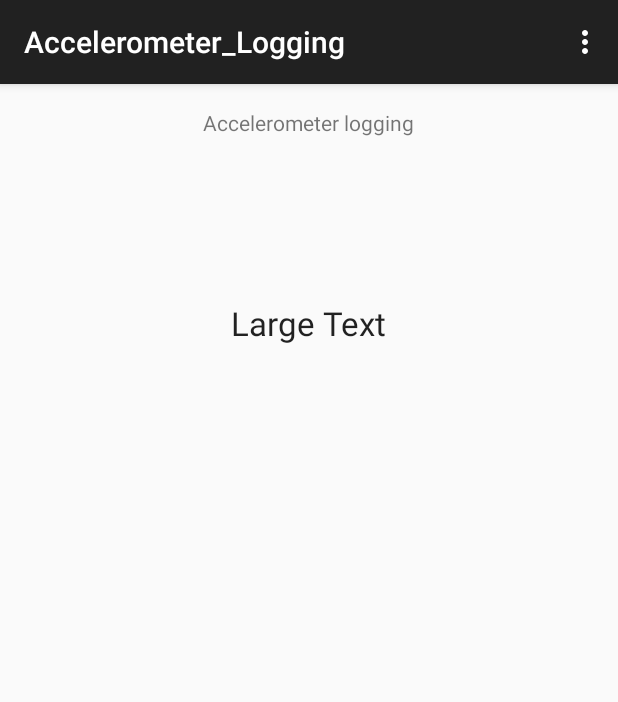
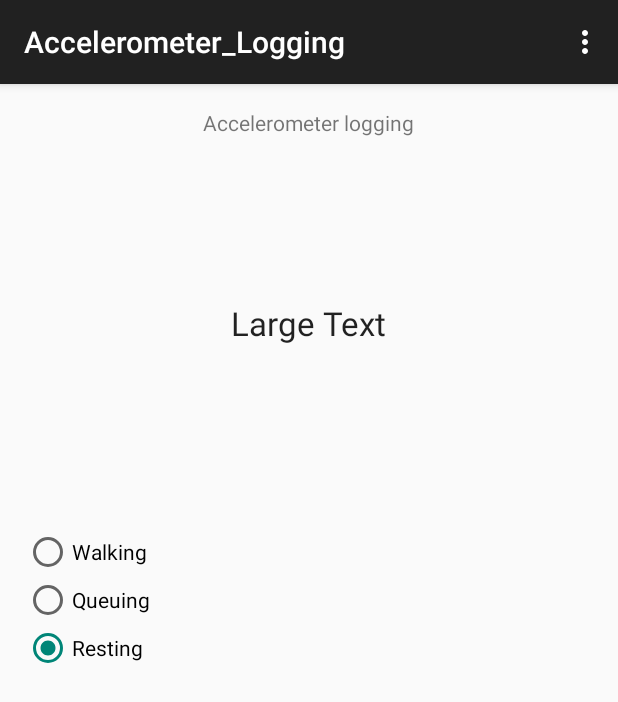
Before and after one commit to HesselM/IN4254-SmartPhoneSensing, an Android app: the screen it shows after launch (MainActivity), in the options menu, after a tap on "Settings", on a phone screen of 412 x 824 dp. Shown: the top 702 px of the screen. Run offline under Robolectric (Android 15) with nearby library versions, the phone set to English and light mode, and no system bars.

Commit message:
added logfile in root folder

```diff
--- a/Android_code/Accelerometer_Logging/Accelerometer_Logging/app/src/main/AndroidManifest.xml
+++ b/Android_code/Accelerometer_Logging/Accelerometer_Logging/app/src/main/AndroidManifest.xml
@@ -17,5 +17,5 @@
             </intent-filter>
         </activity>
     </application>
-
+    <uses-permission android:name="android.permission.WRITE_EXTERNAL_STORAGE" />
 </manifest>
--- a/Android_code/Accelerometer_Logging/Accelerometer_Logging/app/src/main/java/com/example/jeffrey/accelerometer_logging/MainActivity.java
+++ b/Android_code/Accelerometer_Logging/Accelerometer_Logging/app/src/main/java/com/example/jeffrey/accelerometer_logging/MainActivity.java
@@ -5,21 +5,46 @@ import android.hardware.Sensor;
 import android.hardware.SensorEvent;
 import android.hardware.SensorEventListener;
 import android.hardware.SensorManager;
+import android.os.Bundle;
 import android.support.v7.app.ActionBarActivity;
-import android.os.Bundle;
 import android.view.Menu;
 import android.view.MenuItem;
+import android.view.View;
+import android.widget.RadioButton;
+import android.widget.RadioGroup;
 import android.widget.TextView;
+
+import java.io.BufferedWriter;
+import java.io.File;
+import java.io.FileWriter;
+import java.io.IOException;
+import java.text.DateFormat;
+import java.util.Date;
 
 
 public class MainActivity extends ActionBarActivity implements SensorEventListener {
 
+    private RadioGroup statusButtonGroup;
+    private RadioButton StatusButton;
+
     private SensorManager mSensorManager;
     private Sensor mAccelerometer;
 
+    String currentDateTimeString;
+
+    /*Values used for the xyz directions of the accelerometer*/
     float xVal = 0;
     float yVal = 0;
     float zVal = 0;
+
+    /** variable used to indicated Walking, Rest or Queuing movement
+     * it's an integer so we can plot in the graph later.
+     * 1 = Rest
+     * 2 = Queing
+     * 3 = Walking
+     */
+    int sampleNumber = 0;
+    int statusVal = 1;
 
     TextView AccelerometerValTextView;
 
@@ -29,10 +54,23 @@ public class MainActivity extends ActionBarActivity implements SensorEventListen
         super.onCreate(savedInstanceState);
         setContentView(R.layout.activity_main);
 
+        statusButtonGroup = (RadioGroup) findViewById(R.id.statusButtonGroup);
+
+
+        /*View and buttons declarations*/
         AccelerometerValTextView = (TextView) findViewById(R.id.AccelerometerValTextView);
 
+
+        /*Create instances needed for measuring */
         mSensorManager = (SensorManager) getSystemService(Context.SENSOR_SERVICE);
         mAccelerometer = mSensorManager.getDefaultSensor(Sensor.TYPE_ACCELEROMETER);
+
+        /*write lines to idintify log file*/
+        currentDateTimeString = DateFormat.getDateTimeInstance().format(new Date());
+        String firstLogRow = "statvalue 1:rest, 2:Queuing, 3:walking.";
+        appendLog(firstLogRow);
+        String secondLogRow = "SampleNum " + "statValue" + "X " + "Y " + "Z ";
+        appendLog(secondLogRow);
     }
 
     @Override
@@ -74,7 +112,9 @@ public class MainActivity extends ActionBarActivity implements SensorEventListen
         xVal = event.values[0];
         yVal = event.values[1];
         zVal = event.values[2];
-        writeToScreen();
+        String logString = createLogString();
+        writeToScreen(logString);
+        appendLog(logString);
     }
 
     @Override
@@ -82,16 +122,84 @@ public class MainActivity extends ActionBarActivity implements SensorEventListen
         //nothing to do here
     }
 
+    public void onRadioButtonClicked(View view) {
+        // Is the button now checked?
+        boolean checked = ((RadioButton) view).isChecked();
+
+        // Check which radio button was clicked
+        switch(view.getId()) {
+            case R.id.Resting:
+                if (checked) {
+                    statusVal = 1;
+                }
+                break;
+            case R.id.Queuing:
+                if (checked) {
+                    statusVal = 2;
+                }
+                    break;
+            case R.id.Walking:
+                if (checked) {
+                  statusVal = 3;
+                }
+                break;
+         }
+    }
+
+    /**
+     * method created to write the logstring in such a way that it's easy to plot
+     * a graph of the data in libre office 'calculator'
+     * @return string for writing in the logfile.
+     */
+    private String createLogString() {
+        sampleNumber += 1;
+        String sampleNum = Integer.toString(sampleNumber);
+        String statValue = Integer.toString(statusVal);
+        String xValue = Float.toString(xVal);
+        String yValue = Float.toString(yVal);
+        String zValue = Float.toString(zVal);
+        String string = sampleNum + ' ' + statValue +' ' + xValue + ' ' + yValue + ' ' + zValue;
+        return string;
+    }
+
     /**
      * Method created to write the x, y and z values to
      * the text views
      */
-    private void writeToScreen() {
-        String xValue = Float.toString(xVal);
-        String yValue = Float.toString(yVal);
-        String zValue = Float.toString(zVal);
-        String string = "X:" + xValue + ' ' + "Y:" + yValue + ' ' + "Z:" + zValue;
+    private void writeToScreen(String string) {
+
         AccelerometerValTextView.setText(string);
+    }
 
+    public void appendLog(String text)
+    {
+        File logFile = new File("sdcard/log" + currentDateTimeString + ".txt");
+
+        if (!logFile.exists())
+        {
+            try
+            {
+                logFile.createNewFile();
+            }
+            catch (IOException e)
+            {
+                // TODO Auto-generated catch block
+                e.printStackTrace();
+            }
+        }
+        try
+        {
+            //BufferedWriter for performance, true to set append to file flag
+            BufferedWriter buf = new BufferedWriter(new FileWriter(logFile, true));
+            buf.append(text);
+            buf.newLine();
+            buf.close();
+        }
+        catch (IOException e)
+        {
+            // TODO Auto-generated catch block
+            e.printStackTrace();
+        }
     }
+
 }
--- a/Android_code/Accelerometer_Logging/Accelerometer_Logging/app/src/main/res/layout/activity_main.xml
+++ b/Android_code/Accelerometer_Logging/Accelerometer_Logging/app/src/main/res/layout/activity_main.xml
@@ -23,4 +23,35 @@
         android:layout_below="@+id/textView2"
         android:layout_centerHorizontal="true"/>
 
+    <RadioGroup
+        android:id="@+id/statusButtonGroup"
+        android:layout_width="match_parent"
+        android:layout_height="match_parent"
+        android:layout_below="@+id/AccelerometerValTextView"
+        android:layout_centerHorizontal="true"
+        android:layout_marginTop="122dp">
+
+        <RadioButton
+            android:layout_width="wrap_content"
+            android:layout_height="wrap_content"
+            android:text="Walking"
+            android:id="@+id/Walking"
+            android:onClick="onRadioButtonClicked"/>
+
+        <RadioButton
+            android:layout_width="wrap_content"
+            android:layout_height="wrap_content"
+            android:text="Queuing"
+            android:id="@+id/Queuing"
+            android:onClick="onRadioButtonClicked"/>
+
+        <RadioButton
+            android:layout_width="wrap_content"
+            android:layout_height="wrap_content"
+            android:text="Resting"
+            android:id="@+id/Resting"
+            android:onClick="onRadioButtonClicked"/>
+
+    </RadioGroup>
+
 </RelativeLayout>
```
